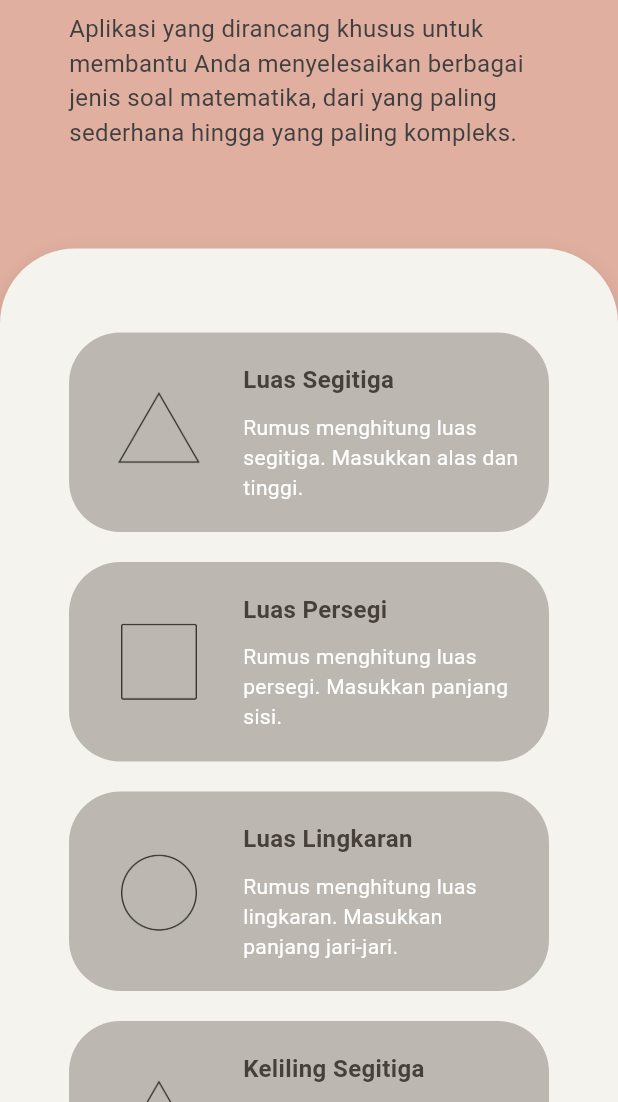
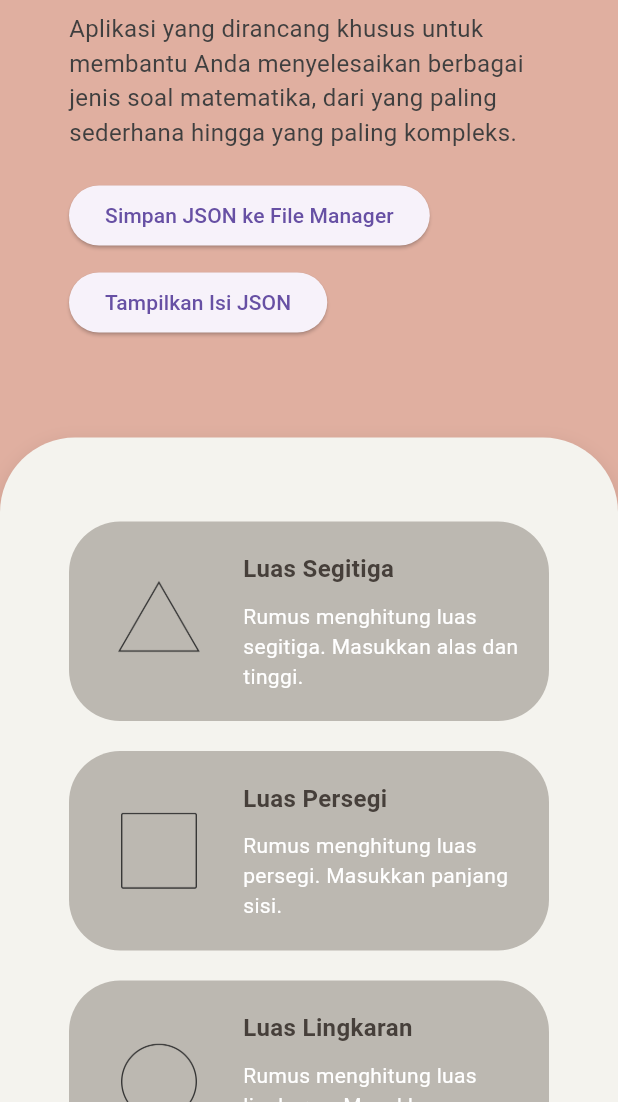
Before and after one commit to AdiAst/MathResolver, a Flutter app: the screen it shows after launch, on a phone screen of 412 x 824 dp, the part 134-1236 px from its top. Run offline on Flutter 3.47's test engine with Material 3 defaults, Android fonts, the phone set to English and light mode, and no system bars.

Commit message:
menambahkan fungsi untuk menambahkan file ke file manager

```diff
--- a/lib/addfile.dart
+++ b/lib/addfile.dart
@@ -3,23 +3,19 @@ import 'dart:io';
 import 'package:path_provider/path_provider.dart';
 
 Future<void> saveJsonToFile() async {
-  // Data yang akan disimpan dalam JSON
   Map<String, dynamic> data = {
-    "nama": "Flutter Developer",
-    "umur": 25
+    "nama": "Luas Segitiga",
+    "deskripsi": "lorem50",
+    "rumus": "var:a + var:b"
   };
 
-  // Ubah data menjadi format JSON string
   String jsonString = jsonEncode(data);
 
-  // Dapatkan directory penyimpanan eksternal
   Directory? directory = await getExternalStorageDirectory();
 
   if (directory != null) {
-    // Path ke file JSON
     String filePath = '${directory.path}/data.json';
 
-    // Tulis file
     File file = File(filePath);
     await file.writeAsString(jsonString);
 
@@ -28,3 +24,17 @@ Future<void> saveJsonToFile() async {
     print('Gagal mendapatkan direktori penyimpanan.');
   }
 }
+Future<String> readJsonFromFile() async {
+  Directory? directory = await getExternalStorageDirectory();
+  if (directory != null) {
+    String filePath = '${directory.path}/data.json';
+    File file = File(filePath);
+    if (await file.exists()) {
+      return await file.readAsString();
+    } else {
+      return 'File tidak ditemukan';
+    }
+  } else {
+    return 'Gagal mendapatkan direktori penyimpanan';
+  }
+}
--- a/lib/halaman_utama.dart
+++ b/lib/halaman_utama.dart
@@ -1,4 +1,5 @@
 import 'package:flutter/material.dart';
+import 'package:math_solver/addfile.dart';
 import 'package:math_solver/detail_masalah.dart';
 import 'package:math_solver/model/rumus.dart';
 
@@ -15,10 +16,10 @@ class HalamanUtama extends StatelessWidget {
           children: <Widget>[
             Container(
               margin: const EdgeInsets.all(46),
-              child: const Column(
+              child: Column(
                 crossAxisAlignment: CrossAxisAlignment.start,
                 children: [
-                  Text(
+              const Text(
                 'Math Solver',
                 style: TextStyle(
                   fontSize: 30.0,
@@ -26,13 +27,28 @@ class HalamanUtama extends StatelessWidget {
                   fontWeight: FontWeight.bold,
                 ),
               ),
-                  SizedBox(height: 8),
-                  Text(
+              const SizedBox(height: 8),
+              const Text(
                 'Aplikasi yang dirancang khusus untuk membantu Anda menyelesaikan berbagai jenis soal matematika, dari yang paling sederhana hingga yang paling kompleks.',
                 style: TextStyle(
                   fontSize: 16.0,
                   color: Color.fromARGB(255, 63, 63, 63),
                 ),
+              ),
+              const SizedBox(height: 20),
+              ElevatedButton(
+                onPressed: () async {
+                  await saveJsonToFile();
+                },
+                child: const Text('Simpan JSON ke File Manager'),
+              ),
+              SizedBox(height: 10),
+              ElevatedButton(
+                onPressed: () async {
+                  String content = await readJsonFromFile();
+                  print(content);
+                },
+                child: Text('Tampilkan Isi JSON'),
               ),
             ],
               ),
```
Also changed, not shown: 5 other files. Lines whose indentation alone changed are shown as unchanged.
